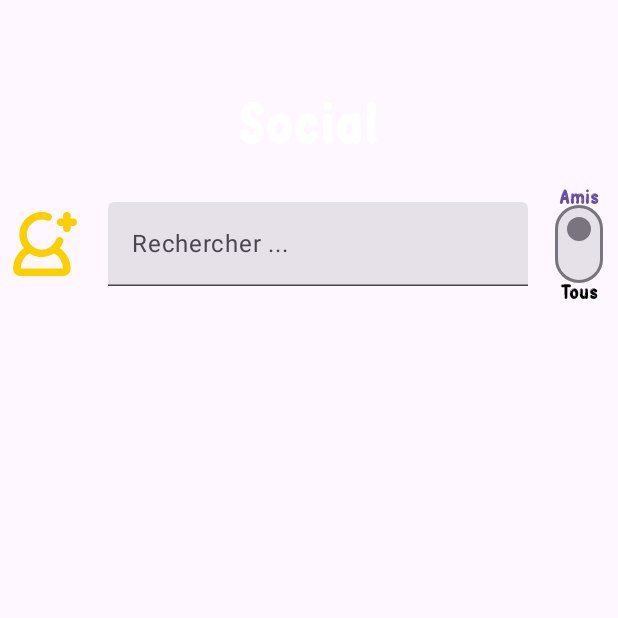
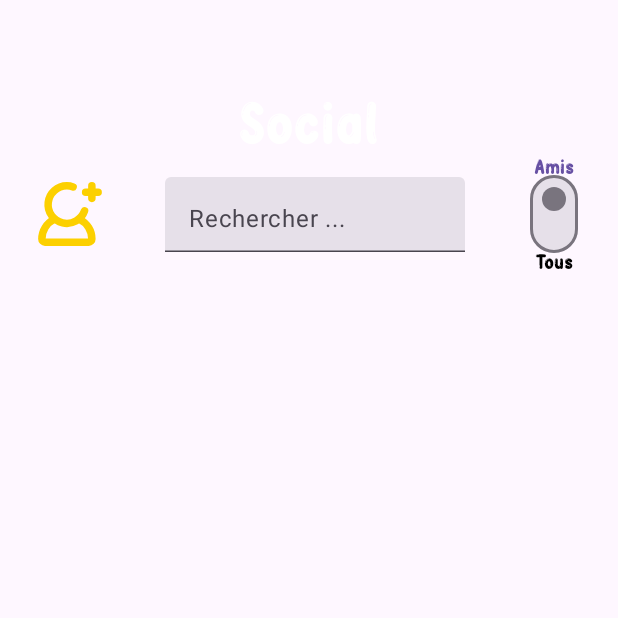
Before and after one commit to AntoineMamou/ZapQuiz, an Android app built with Jetpack Compose: the composable Main called with empty values, on a phone screen of 412 x 824 dp, the top half of it. Run offline under Robolectric (Android 15) with nearby library versions, the phone set to English and light mode, and no system bars; our stand-ins replace Firebase (no records; nobody signed in at launch, a user with empty details on screens opened directly).

Commit message:
modif ecran profil

```diff
--- a/app/src/main/java/fr/imt/atlantique/codesvi/app/MainActivity.kt
+++ b/app/src/main/java/fr/imt/atlantique/codesvi/app/MainActivity.kt
@@ -49,7 +49,10 @@ fun MusicPlayer() {
     // Lancer la lecture de la musique dès que le composable est attaché
     LaunchedEffect(Unit) {
         mediaPlayer.start()
+
+
     }
+
 }
 
 @Preview(showBackground = true)
--- a/app/src/main/java/fr/imt/atlantique/codesvi/app/ui/screens/profile/ProfileUI.kt
+++ b/app/src/main/java/fr/imt/atlantique/codesvi/app/ui/screens/profile/ProfileUI.kt
@@ -205,9 +205,10 @@ fun Main(
     var isAllSelected by remember { mutableStateOf(false) } // Initialize with false
 
     Column(
-        verticalArrangement = Arrangement.Center,
+        verticalArrangement = Arrangement.Top,
         horizontalAlignment = Alignment.CenterHorizontally,
         modifier = Modifier.padding(top = 60.dp)
+            .fillMaxHeight()
     ) {
         Text(
             text = "Social",
@@ -215,11 +216,11 @@ fun Main(
             fontSize = 40.sp,
             fontFamily = fontPrincipale
         )
-        Spacer(Modifier.height(20.dp))
+        //Spacer(Modifier.height(20.dp))
 
         Row(
             verticalAlignment = Alignment.CenterVertically,
-            horizontalArrangement = Arrangement.SpaceBetween,
+            horizontalArrangement = Arrangement.SpaceAround,
             modifier = Modifier.fillMaxWidth()
         ) {
             Image(
@@ -230,12 +231,14 @@ fun Main(
                     .clickable(onClick = { onFriendsRequestVisible(true) })
             )
 
-            Spacer(Modifier.width(12.dp))
+            //Spacer(Modifier.width(12.dp))
 
             Box(
 
             ) {
                 TextField(
+                    modifier = Modifier.width(200.dp)
+                        .height(50.dp),
                     value = searchText,
                     onValueChange = { newText ->
                         searchText = newText
@@ -244,8 +247,8 @@ fun Main(
                         onSearchResultUsers(filteredNouns)
                     },
                     placeholder = { Text(text = "Rechercher ...") },
-                    modifier = Modifier
-                        .padding(end = 8.dp),
+                    /*modifier = Modifier
+                        .padding(end = 8.dp),*/
                     keyboardOptions = KeyboardOptions.Default.copy(
                         imeAction = ImeAction.Done,
                         keyboardType = KeyboardType.Text
```
